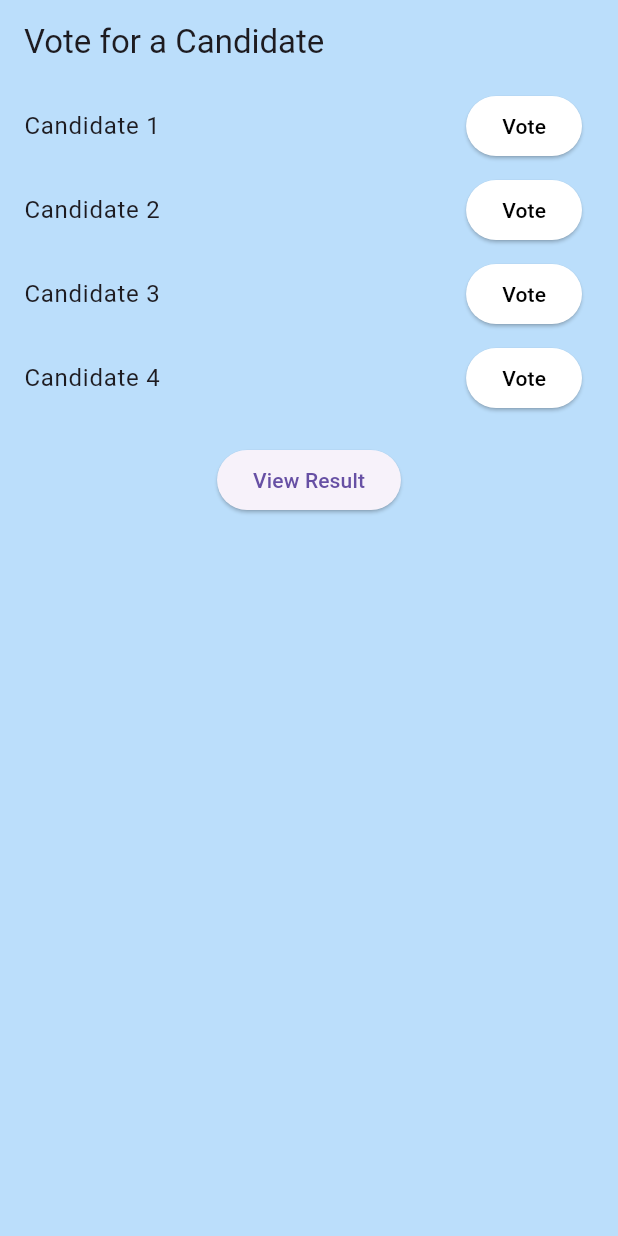
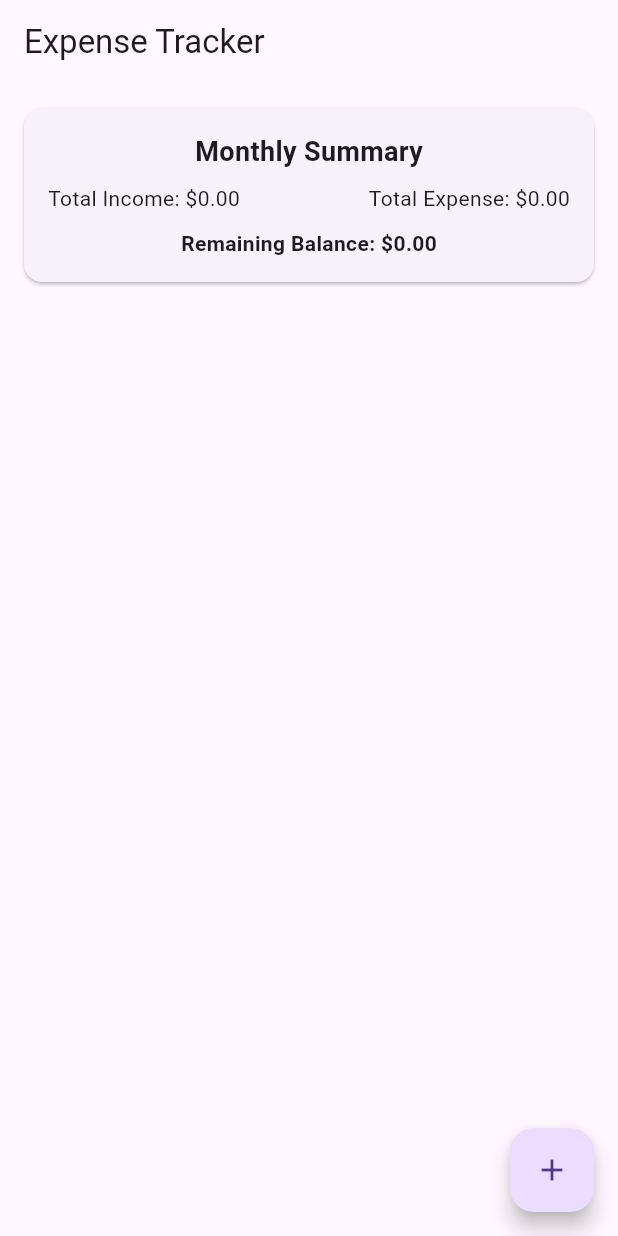
Before and after one commit to Nabinji/Flutter_Provider, a Flutter app: the screen it shows after launch, on a phone screen of 412 x 824 dp. Run offline on Flutter 3.47's test engine with Material 3 defaults, Android fonts, the phone set to English and light mode, and no system bars; missing offline and left inert: function_tree.

Commit message:
expense tracker

```diff
--- /dev/null
+++ b/lib/Expense Tracker/Model/transaction.dart
@@ -0,0 +1,15 @@
+class Transaction {
+  final String id;
+  final String title;
+  final double amount;
+  final DateTime date;
+  final bool isIncome;
+
+  Transaction({
+    required this.id,
+    required this.title,
+    required this.amount,
+    required this.date,
+    required this.isIncome,
+  });
+}
--- /dev/null
+++ b/lib/Expense Tracker/Provider/transaction_provider.dart
@@ -0,0 +1,52 @@
+import 'package:flutter/material.dart';
+import '../Model/transaction.dart';
+
+// The TransactionProvider class manages a list of transactions
+// and provides functionalities to add, remove, and calculate totals.
+class TransactionProvider with ChangeNotifier {
+  // Private list to store all transactions
+  final List<Transaction> _transactions = [];
+
+  // Public getter to access the list of transactions
+  List<Transaction> get transactions => _transactions;
+
+  // Getter to calculate total income from the transactions
+  double get totalIncome => _transactions
+      .where((tx) => tx.isIncome) // Filter for income transactions
+      .fold(0, (sum, tx) => sum + tx.amount); // Sum their amounts
+
+  // Getter to calculate total expenses from the transactions
+  double get totalExpense => _transactions
+      .where((tx) => !tx.isIncome) // Filter for expense transactions
+      .fold(0, (sum, tx) => sum + tx.amount); // Sum their amounts
+
+  // Getter to calculate the remaining balance (income - expenses)
+  double get remainingBalance => totalIncome - totalExpense;
+
+  // Method to add a new transaction
+  void addTransaction(String title, double amount, bool isIncome) {
+    // Create a new transaction object with a unique ID and current date
+    final newTransaction = Transaction(
+      id: DateTime.now().toString(), // Unique ID based on timestamp
+      title: title,
+      amount: amount,
+      date: DateTime.now(), // Current date/time for the transaction
+      isIncome: isIncome, // Indicates if it's an income or expense
+    );
+
+    // Add the new transaction to the beginning of the list
+    _transactions.insert(0, newTransaction);
+
+    // Notify listeners that the data has changed, prompting UI updates
+    notifyListeners();
+  }
+
+  // Method to remove a transaction by its unique ID
+  void removeTransaction(String id) {
+    // Remove the transaction with the matching ID from the list
+    _transactions.removeWhere((tx) => tx.id == id);
+
+    // Notify listeners that the data has changed, prompting UI updates
+    notifyListeners();
+  }
+}
--- /dev/null
+++ b/lib/Expense Tracker/View/home_screen.dart
@@ -0,0 +1,30 @@
+import 'package:flutter/material.dart';
+import '../Widgets/add_transaction_form.dart';
+import '../Widgets/summary_card.dart';
+import '../Widgets/transaction_list.dart';
+
+class HomeScreen extends StatelessWidget {
+  const HomeScreen({super.key});
+
+  @override
+  Widget build(BuildContext context) {
+    return Scaffold(
+      appBar: AppBar(title: const Text('Expense Tracker')),
+      body: const Column(
+        children: [
+          SummaryCard(),
+          Expanded(child: TransactionList()),
+        ],
+      ),
+      floatingActionButton: FloatingActionButton(
+        onPressed: () {
+          showModalBottomSheet(
+            context: context,
+            builder: (_) => const AddTransactionForm(),
+          );
+        },
+        child: const Icon(Icons.add),
+      ),
+    );
+  }
+}
--- /dev/null
+++ b/lib/Expense Tracker/Widgets/summary_card.dart
@@ -0,0 +1,40 @@
+import 'package:flutter/material.dart';
+import 'package:provider/provider.dart';
+import '../Provider/transaction_provider.dart';
+
+class SummaryCard extends StatelessWidget {
+  const SummaryCard({super.key});
+
+  @override
+  Widget build(BuildContext context) {
+    final transactionProvider = Provider.of<TransactionProvider>(context);
+
+    return Card(
+      margin: const EdgeInsets.all(16),
+      child: Padding(
+        padding: const EdgeInsets.all(16.0),
+        child: Column(
+          children: [
+            const Text('Monthly Summary',
+                style: TextStyle(fontSize: 18, fontWeight: FontWeight.bold)),
+            const SizedBox(height: 8),
+            Row(
+              mainAxisAlignment: MainAxisAlignment.spaceBetween,
+              children: [
+                Text(
+                    'Total Income: \$${transactionProvider.totalIncome.toStringAsFixed(2)}'),
+                Text(
+                    'Total Expense: \$${transactionProvider.totalExpense.toStringAsFixed(2)}'),
+              ],
+            ),
+            const SizedBox(height: 10),
+            Text(
+              'Remaining Balance: \$${transactionProvider.remainingBalance.toStringAsFixed(2)}',
+              style: const TextStyle(fontWeight: FontWeight.bold),
+            ),
+          ],
+        ),
+      ),
+    );
+  }
+}
--- /dev/null
+++ b/lib/Expense Tracker/Widgets/transaction_list.dart
@@ -0,0 +1,35 @@
+import 'package:flutter/material.dart';
+import 'package:provider/provider.dart';
+import '../Provider/transaction_provider.dart';
+
+class TransactionList extends StatelessWidget {
+  const TransactionList({super.key});
+
+  @override
+  Widget build(BuildContext context) {
+    final transactionProvider = Provider.of<TransactionProvider>(context);
+
+    return ListView.builder(
+      itemCount: transactionProvider.transactions.length,
+      itemBuilder: (ctx, index) {
+        final tx = transactionProvider.transactions[index];
+        return GestureDetector(
+          onLongPress: () {
+            transactionProvider.removeTransaction(tx.id);
+          },
+          child: ListTile(
+            title: Text(tx.title),
+            subtitle: Text(tx.date.toString()),
+            trailing: Text(
+              '\$${tx.amount.toStringAsFixed(2)}',
+              style: TextStyle(
+                color: tx.isIncome ? Colors.green : Colors.red,
+                fontWeight: FontWeight.bold,
+              ),
+            ),
+          ),
+        );
+      },
+    );
+  }
+}
--- a/lib/main.dart
+++ b/lib/main.dart
@@ -1,6 +1,6 @@
 import 'package:flutter/material.dart';
-import 'package:flutter_provider/Voting%20App/Provider/voting_provider.dart';
-import 'package:flutter_provider/Voting%20App/Screen/voting_screen.dart';
+import 'package:flutter_provider/Expense%20Tracker/Provider/transaction_provider.dart';
+import 'package:flutter_provider/Expense%20Tracker/View/home_screen.dart';
 import 'package:provider/provider.dart';
 
 void main() {
@@ -14,10 +14,10 @@ class MyApp extends StatelessWidget {
   @override
   Widget build(BuildContext context) {
     return ChangeNotifierProvider(
-      create: (context) => VotingProvider(),
+      create: (context) => TransactionProvider(),
       child: const MaterialApp(
         debugShowCheckedModeBanner: false,
-        home: VotingScreen(),
+        home: HomeScreen(),
       ),
     );
   }
```
Also changed, not shown: lib/Expense Tracker/Widgets/add_transaction_form.dart (added, +103 -0 lines).
